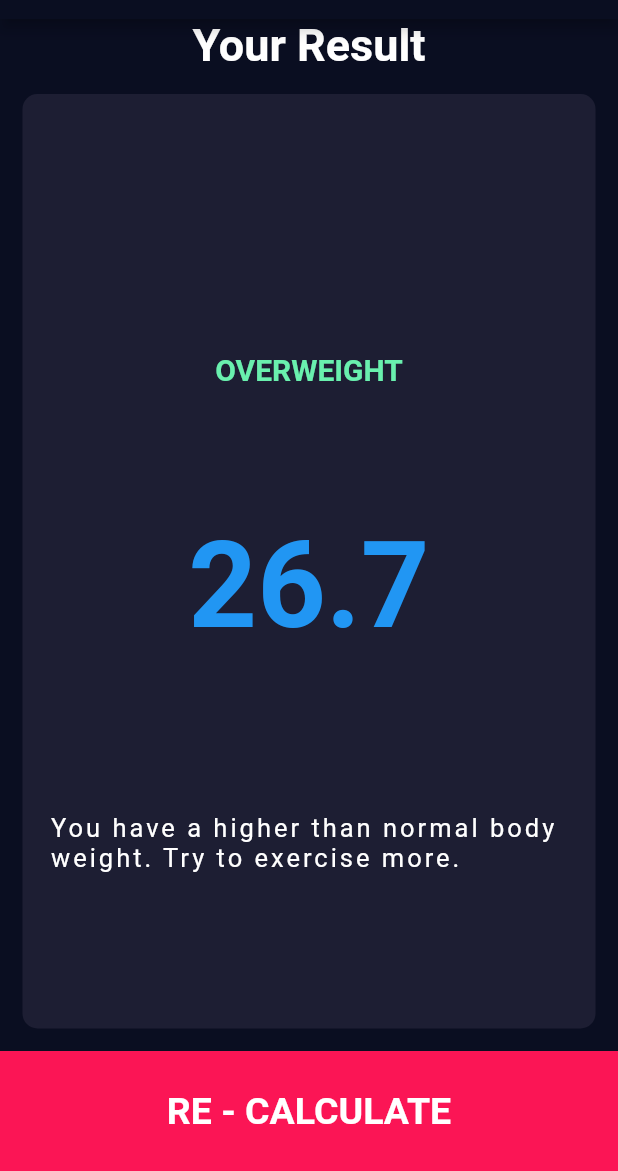
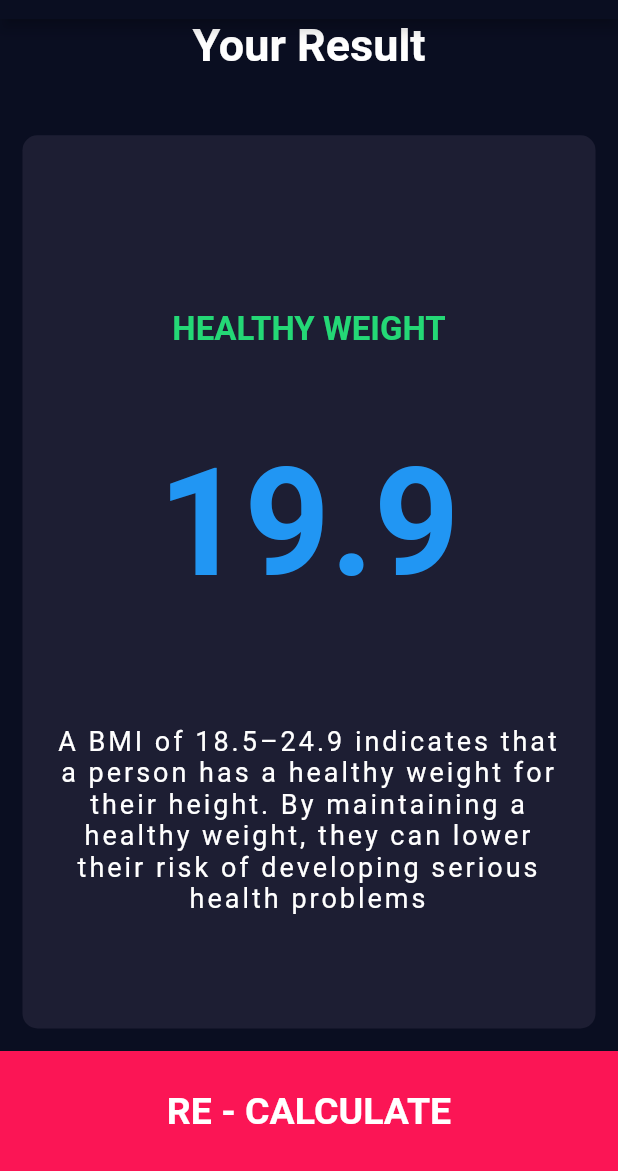
Before and after one commit to ToushikBanik123/my_bmi_calculator, a Flutter app: the screen it shows after launch, after a tap on "CALCULATE", on a phone screen of 412 x 824 dp, the part 65-1236 px from its top. Run offline on Flutter 3.47's test engine with Material 2 defaults, Android fonts, the phone set to English and light mode, and no system bars; our stand-ins replace font_awesome_flutter.

Commit message:
Complit App

```diff
--- /dev/null
+++ b/lib/calculator_brIn.dart
@@ -0,0 +1,40 @@
+import 'dart:math';
+
+import 'package:flutter/material.dart';
+
+class CalculatorBrain {
+  CalculatorBrain({required this.height,required this.weight});
+  final int height;
+  final int weight;
+  late double _bmi = 19;
+
+  String calculateBMI(){
+    _bmi = weight / pow((height/100), 2);
+    return _bmi.toStringAsFixed(1);
+  }
+
+  String getResult(){
+    if(_bmi >= 30.0){
+      return 'Obesity';
+    }else if(_bmi <= 29.9 && _bmi >= 25){
+      return 'Overweight';
+    }else if(_bmi>=18.5 && _bmi <= 24.9){
+      return 'Healthy Weight';
+    }else{
+      return 'Underweight';
+    }
+  }
+
+  String getInterpritation(){
+    if(_bmi >= 30.0){
+      return 'A BMI of over 30 indicates that a person has obesity. Their health may be at risk if they do not lose weight. They should talk with a doctor or dietitian for advice.';
+    }else if(_bmi <= 29.9 && _bmi >= 25){
+      return 'A BMI of 25–29.9 indicates that a person is slightly overweight. A doctor may advise them to lose some weight for health reasons. They should talk with a doctor or dietitian for advice.';
+    }else if(_bmi>=18.5 && _bmi <= 24.9){
+      return 'A BMI of 18.5–24.9 indicates that a person has a healthy weight for their height. By maintaining a healthy weight, they can lower their risk of developing serious health problems';
+    }else{
+      return 'A BMI of under 18.5 indicates that a person has insufficient weight, so they may need to put on some weight. They should ask a doctor or dietitian for advice.';
+    }
+  }
+
+}
--- a/lib/iconContent.dart
+++ b/lib/components/iconContent.dart
@@ -1,5 +1,5 @@
 import 'package:flutter/material.dart';
-import 'constants.dart';
+import '../constants.dart';
 
 
 class iconContent extends StatelessWidget {
--- a/lib/mybutton.dart
+++ b/lib/components/mybutton.dart
@@ -1,5 +1,5 @@
 import 'package:flutter/material.dart';
-import 'constants.dart';
+import '../constants.dart';
 
 
 class button extends StatelessWidget {
--- a/lib/mycards.dart
+++ b/lib/components/mycards.dart
@@ -7,14 +7,12 @@ class mycards extends StatelessWidget {
   final Widget cardChild;
   @override
   Widget build(BuildContext context) {
-    return GestureDetector(
-      child: Container(
-        child: cardChild,
-        margin: const EdgeInsets.all(15.0),
-        decoration: BoxDecoration(
-          borderRadius: BorderRadius.circular(10),
-          color: colour,
-        ),
+    return Container(
+      child: cardChild,
+      margin: const EdgeInsets.all(15.0),
+      decoration: BoxDecoration(
+        borderRadius: BorderRadius.circular(10),
+        color: colour,
       ),
     );
   }
--- /dev/null
+++ b/lib/components/round_icon_button.dart
@@ -0,0 +1,24 @@
+import 'package:flutter/material.dart';
+
+
+class RoundIconButton extends StatelessWidget {
+
+  const RoundIconButton({required this.icon , required this.onTap});
+  final IconData icon;
+  final Function onTap;
+  @override
+  Widget build(BuildContext context) {
+    return RawMaterialButton(
+      onPressed: onTap(),
+      child: Icon(icon),
+      elevation: 6.0,
+      shape: const CircleBorder(),
+      fillColor: const Color(0xFF4C4F5E),
+
+      constraints: const BoxConstraints.tightFor(
+        width: 56.0,
+        height: 56.0,
+      ),
+    );
+  }
+}
--- a/lib/constants.dart
+++ b/lib/constants.dart
@@ -27,3 +27,25 @@ const kLargButtonTextStyle = TextStyle(
   fontWeight: FontWeight.bold,
   fontSize: 25.0,
 );
+
+const ktitleTextStyle = TextStyle(
+  fontSize: 30.0,
+  fontWeight: FontWeight.bold,
+);
+
+const kResultTextStyle = TextStyle(
+  fontSize: 22.0,
+  fontWeight: FontWeight.bold,
+  color: Color(0xFF24D876),
+);
+
+const kBMITextStyle = TextStyle(
+  fontSize: 100.0,
+  fontWeight: FontWeight.bold,
+  color: Colors.blue,
+);
+
+const kBodyTextStyle = TextStyle(
+  letterSpacing: 2.0,
+  fontSize: 18.0,
+);
--- a/lib/main.dart
+++ b/lib/main.dart
@@ -1,6 +1,6 @@
 import 'package:flutter/material.dart';
-import 'input_page.dart';
-import 'results_page.dart';
+import 'screens/input_page.dart';
+import 'screens/results_page.dart';
 
 
 void main() => runApp(BMICalculator());
--- a/lib/results_page.dart
+++ /dev/null
@@ -1,68 +0,0 @@
-import 'package:flutter/material.dart';
-import 'package:my_bmi_calculator/mycards.dart';
-import 'constants.dart';
-import 'mybutton.dart';
-
-
-class ResultPage extends StatelessWidget {
-  const ResultPage({Key? key}) : super(key: key);
-
-  @override
-  Widget build(BuildContext context) {
-    return Scaffold(
-      appBar: AppBar(
-        backgroundColor: kappBarColor,
-        title: const Center(child: Text('BMI CALCULATOR')),
-      ),
-      body: Column(
-        mainAxisAlignment: MainAxisAlignment.spaceEvenly,
-        children: [
-           Container(
-            child: const Text('Your Result',
-            style: TextStyle(
-              fontSize: 30.0,
-              fontWeight: FontWeight.bold,
-            ),
-            ),
-          ),
-          Expanded(
-            child: mycards(colour: kactivCardColour, cardChild: Column(
-              mainAxisAlignment: MainAxisAlignment.spaceEvenly,
-               children: const [
-                  SizedBox(width: double.infinity,),
-                  Text('OVERWEIGHT',
-                 style: TextStyle(
-                   fontSize: 20.0,
-                   fontWeight: FontWeight.bold,
-                   color: Colors.greenAccent,
-                 ),),
-                  Text('26.7',
-                 style: TextStyle(
-                   fontSize: 80.0,
-                   fontWeight: FontWeight.bold,
-                   color: Colors.blue,
-                 ),
-                 ),
-                 Padding(
-                   padding: EdgeInsets.all(18.0),
-                   child: Text('You have a higher than normal body weight. Try to exercise more.',
-                   style: TextStyle(
-                     letterSpacing: 2.0,
-                     fontSize: 17.0,
-                   ),
-                   ),
-                 ),
-               ],
-            ),
-            ),
-          ),
-          GestureDetector(
-            onTap: (){
-              Navigator.pop(context);
-            },
-              child: const button(text: 'RE - CALCULATE'))
-        ],
-      )
-    );
-  }
-}
--- a/lib/input_page.dart
+++ b/lib/screens/input_page.dart
@@ -1,10 +1,13 @@
 import 'package:font_awesome_flutter/font_awesome_flutter.dart';
 import 'package:flutter/material.dart';
-import 'mycards.dart';
-import 'iconContent.dart';
-import 'mybutton.dart';
+import 'package:my_bmi_calculator/calculator_brIn.dart';
+import '../components/mycards.dart';
+import '../components/iconContent.dart';
+import '../components/mybutton.dart';
 import 'results_page.dart';
-import 'constants.dart';
+import '../constants.dart';
+import '../components/round_icon_button.dart';
+import 'package:my_bmi_calculator/calculator_brIn.dart';
 
 
 enum Gender{
@@ -193,8 +196,13 @@ class _InputPageState extends State<InputPage> {
           ),
             GestureDetector(
                 onTap: (){
+                  CalculatorBrain calc = CalculatorBrain(height: hight, weight: _weight);
                   Navigator.push(context,
-                    MaterialPageRoute(builder: (context) => ResultPage()),);
+                    MaterialPageRoute(builder: (context) => ResultPage(
+                      calculateBMI: calc.calculateBMI(),
+                      getInterpritation: calc.getInterpritation(),
+                      getResult: calc.getResult(),
+                    )),);
                 },
                 child: const button(text: 'CALCULATE'),),
         ],
@@ -202,25 +210,3 @@ class _InputPageState extends State<InputPage> {
     );
   }
 }
-
-class RoundIconButton extends StatelessWidget {
-
-  const RoundIconButton({required this.icon , required this.onTap});
-  final IconData icon;
-  final Function onTap;
-  @override
-  Widget build(BuildContext context) {
-    return RawMaterialButton(
-      onPressed: onTap(),
-      child: Icon(icon),
-      elevation: 6.0,
-      shape: const CircleBorder(),
-      fillColor: const Color(0xFF4C4F5E),
-
-      constraints: const BoxConstraints.tightFor(
-        width: 56.0,
-        height: 56.0,
-      ),
-    );
-  }
-}
--- /dev/null
+++ b/lib/screens/results_page.dart
@@ -0,0 +1,63 @@
+import 'package:flutter/material.dart';
+import 'package:my_bmi_calculator/components/mycards.dart';
+import '../constants.dart';
+import '../components/mybutton.dart';
+
+
+class ResultPage extends StatelessWidget {
+  const ResultPage({Key? key,required this.calculateBMI , required this.getResult , required this.getInterpritation}) : super(key: key);
+
+  final String calculateBMI;
+  final String getResult;
+  final String getInterpritation;
+
+
+  @override
+  Widget build(BuildContext context) {
+    return Scaffold(
+      appBar: AppBar(
+        backgroundColor: kappBarColor,
+        title: const Center(child: Text('BMI CALCULATOR')),
+      ),
+      body: Column(
+        mainAxisAlignment: MainAxisAlignment.spaceEvenly,
+        children: [
+           const Expanded(
+             flex: 1,
+            child: Text('Your Result',
+            style: ktitleTextStyle,
+            ),
+          ),
+          Expanded(
+            flex: 10,
+            child: mycards(colour: kactivCardColour, cardChild: Column(
+              mainAxisAlignment: MainAxisAlignment.spaceEvenly,
+               crossAxisAlignment: CrossAxisAlignment.center,
+               children:  [
+                  SizedBox(width: double.infinity,),
+                   Text(getResult.toUpperCase(),
+                 style: kResultTextStyle ),
+                  Text(calculateBMI,
+                 style: kBMITextStyle,
+                 ),
+                 Padding(
+                   padding: const EdgeInsets.all(18.0),
+                   child: Text(getInterpritation,
+                   textAlign: TextAlign.center,
+                   style: kBodyTextStyle,
+                   ),
+                 ),
+               ],
+            ),
+            ),
+          ),
+          GestureDetector(
+            onTap: (){
+              Navigator.pop(context);
+            },
+              child: const button(text: 'RE - CALCULATE'))
+        ],
+      )
+    );
+  }
+}
```
